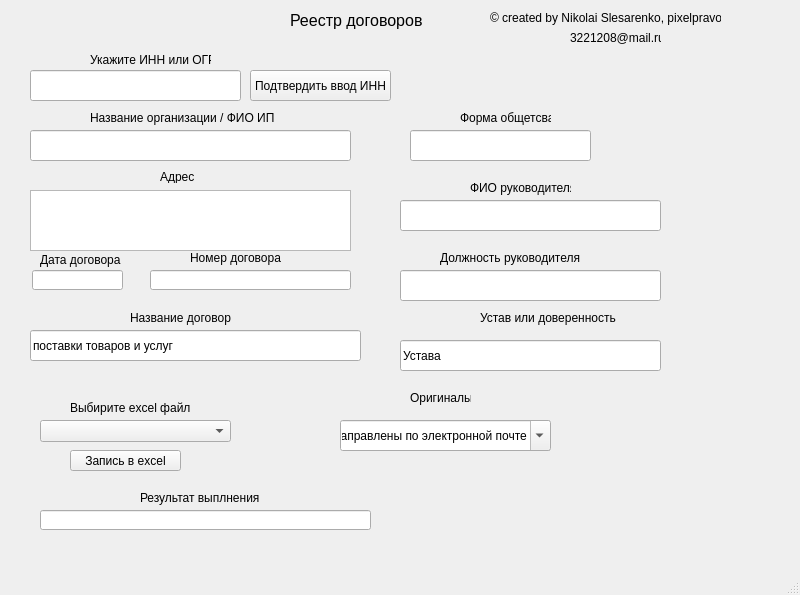
This is untitled.ui in Zimzangle/auto-law-docs as Qt 5 draws it before an edit. The edited form follows.
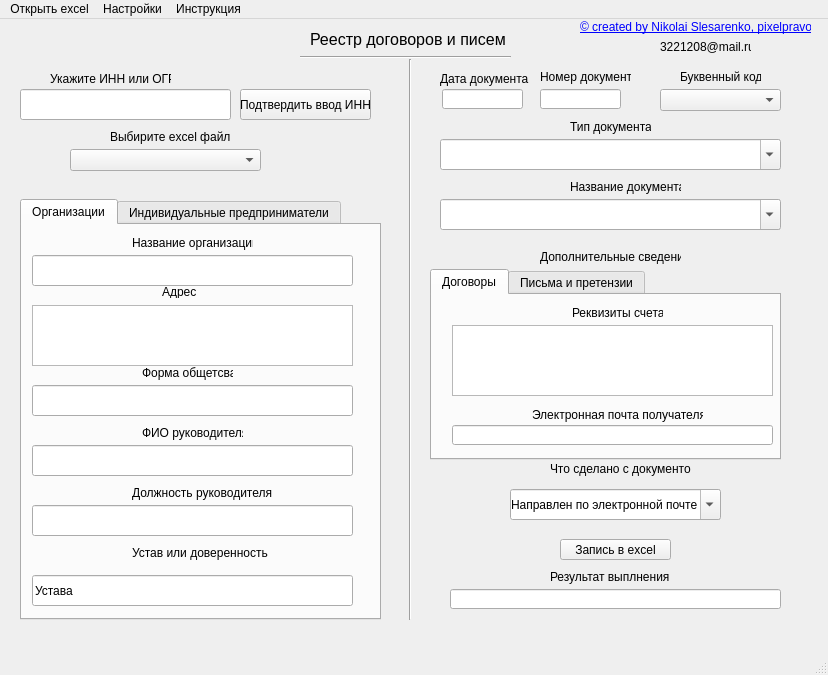
This is the edited form.

Commit message: version 1.1: 1) добавлены претензии 2) добавлены menu bar 3) иные доработки

Diff of the .ui file:
```diff
--- a/untitled.ui
+++ b/untitled.ui
@@ -6,8 +6,8 @@
    <rect>
     <x>0</x>
     <y>0</y>
-    <width>800</width>
-    <height>595</height>
+    <width>828</width>
+    <height>675</height>
    </rect>
   </property>
   <property name="font">
@@ -22,27 +22,17 @@
    <widget class="QLineEdit" name="lineEdit_INN_QT_INPUT">
     <property name="geometry">
      <rect>
-      <x>30</x>
+      <x>20</x>
       <y>70</y>
       <width>211</width>
       <height>31</height>
      </rect>
     </property>
    </widget>
-   <widget class="QLineEdit" name="lineEdit_NAME_organization">
-    <property name="geometry">
-     <rect>
-      <x>30</x>
-      <y>130</y>
-      <width>321</width>
-      <height>31</height>
-     </rect>
-    </property>
-   </widget>
    <widget class="QLabel" name="label">
     <property name="geometry">
      <rect>
-      <x>90</x>
+      <x>50</x>
       <y>50</y>
       <width>121</width>
       <height>20</height>
@@ -55,8 +45,8 @@
    <widget class="QPushButton" name="pushButton_Record_to_Excel">
     <property name="geometry">
      <rect>
-      <x>70</x>
-      <y>450</y>
+      <x>560</x>
+      <y>520</y>
       <width>111</width>
       <height>21</height>
      </rect>
@@ -68,9 +58,9 @@
    <widget class="QPushButton" name="pushButton_Parse">
     <property name="geometry">
      <rect>
-      <x>250</x>
+      <x>240</x>
       <y>70</y>
-      <width>141</width>
+      <width>131</width>
       <height>31</height>
      </rect>
     </property>
@@ -84,9 +74,9 @@
    <widget class="QLabel" name="label_3">
     <property name="geometry">
      <rect>
-      <x>290</x>
+      <x>310</x>
       <y>10</y>
-      <width>141</width>
+      <width>201</width>
       <height>21</height>
      </rect>
     </property>
@@ -96,105 +86,41 @@
      </font>
     </property>
     <property name="text">
-     <string>Реестр договоров</string>
+     <string>Реестр договоров и писем</string>
     </property>
    </widget>
    <widget class="QLabel" name="label_4">
     <property name="geometry">
      <rect>
-      <x>490</x>
-      <y>10</y>
+      <x>580</x>
+      <y>0</y>
       <width>231</width>
       <height>16</height>
      </rect>
     </property>
-    <property name="text">
-     <string>© created by Nikolai Slesarenko, pixelpravo.ru,</string>
+    <property name="font">
+     <font>
+      <underline>true</underline>
+     </font>
     </property>
-   </widget>
-   <widget class="QLabel" name="label_2">
-    <property name="geometry">
-     <rect>
-      <x>90</x>
-      <y>110</y>
-      <width>311</width>
-      <height>16</height>
-     </rect>
+    <property name="cursor">
+     <cursorShape>PointingHandCursor</cursorShape>
     </property>
-    <property name="text">
-     <string>Название организации / ФИО ИП</string>
+    <property name="styleSheet">
+     <string notr="true">color: blue;</string>
     </property>
-   </widget>
-   <widget class="QLabel" name="label_10">
-    <property name="geometry">
-     <rect>
-      <x>470</x>
-      <y>180</y>
-      <width>101</width>
-      <height>16</height>
-     </rect>
-    </property>
     <property name="text">
-     <string>ФИО руководителя</string>
+     <string>&lt;a href=&quot;https://www.pixelpravo.ru&quot;&gt;© created by Nikolai Slesarenko, pixelpravo.ru&lt;/a&gt;</string>
     </property>
-   </widget>
-   <widget class="QLabel" name="label_11">
-    <property name="geometry">
-     <rect>
-      <x>440</x>
-      <y>250</y>
-      <width>141</width>
-      <height>16</height>
-     </rect>
-    </property>
-    <property name="text">
-     <string>Должность руководителя</string>
-    </property>
-   </widget>
-   <widget class="QLabel" name="label_8">
-    <property name="geometry">
-     <rect>
-      <x>40</x>
-      <y>250</y>
-      <width>81</width>
-      <height>20</height>
-     </rect>
-    </property>
-    <property name="text">
-     <string>Дата договора</string>
-    </property>
-   </widget>
-   <widget class="QLabel" name="label_18">
-    <property name="geometry">
-     <rect>
-      <x>160</x>
-      <y>170</y>
-      <width>47</width>
-      <height>13</height>
-     </rect>
-    </property>
-    <property name="text">
-     <string>Адрес</string>
-    </property>
-   </widget>
-   <widget class="QLabel" name="label_7">
-    <property name="geometry">
-     <rect>
-      <x>190</x>
-      <y>250</y>
-      <width>91</width>
-      <height>16</height>
-     </rect>
-    </property>
-    <property name="text">
-     <string>Номер договора</string>
+    <property name="openExternalLinks">
+     <bool>true</bool>
     </property>
    </widget>
    <widget class="QLabel" name="label_5">
     <property name="geometry">
      <rect>
-      <x>570</x>
-      <y>30</y>
+      <x>660</x>
+      <y>20</y>
       <width>91</width>
       <height>16</height>
      </rect>
@@ -203,74 +129,11 @@
      <string>3221208@mail.ru</string>
     </property>
    </widget>
-   <widget class="QLineEdit" name="lineEdit_date">
-    <property name="geometry">
-     <rect>
-      <x>32</x>
-      <y>270</y>
-      <width>91</width>
-      <height>20</height>
-     </rect>
-    </property>
-   </widget>
-   <widget class="QLineEdit" name="lineEdit_form">
-    <property name="geometry">
-     <rect>
-      <x>410</x>
-      <y>130</y>
-      <width>181</width>
-      <height>31</height>
-     </rect>
-    </property>
-   </widget>
-   <widget class="QLabel" name="label_12">
-    <property name="geometry">
-     <rect>
-      <x>460</x>
-      <y>110</y>
-      <width>91</width>
-      <height>16</height>
-     </rect>
-    </property>
-    <property name="text">
-     <string>Форма общетсва</string>
-    </property>
-   </widget>
-   <widget class="QTextEdit" name="textEdit_adress">
-    <property name="geometry">
-     <rect>
-      <x>30</x>
-      <y>190</y>
-      <width>321</width>
-      <height>61</height>
-     </rect>
-    </property>
-   </widget>
-   <widget class="QLineEdit" name="lineEdit_seo_name">
-    <property name="geometry">
-     <rect>
-      <x>400</x>
-      <y>200</y>
-      <width>261</width>
-      <height>31</height>
-     </rect>
-    </property>
-   </widget>
-   <widget class="QLineEdit" name="lineEdit_seo_director_position">
-    <property name="geometry">
-     <rect>
-      <x>400</x>
-      <y>270</y>
-      <width>261</width>
-      <height>31</height>
-     </rect>
-    </property>
-   </widget>
    <widget class="QComboBox" name="comboBox_xslm_choice">
     <property name="geometry">
      <rect>
-      <x>40</x>
-      <y>420</y>
+      <x>70</x>
+      <y>130</y>
       <width>191</width>
       <height>22</height>
      </rect>
@@ -279,8 +142,8 @@
    <widget class="QLabel" name="label_6">
     <property name="geometry">
      <rect>
-      <x>70</x>
-      <y>400</y>
+      <x>110</x>
+      <y>110</y>
       <width>121</width>
       <height>16</height>
      </rect>
@@ -289,92 +152,24 @@
      <string>Выбирите excel файл</string>
     </property>
    </widget>
-   <widget class="QLineEdit" name="lineEdit_number_dogovor">
-    <property name="geometry">
-     <rect>
-      <x>150</x>
-      <y>270</y>
-      <width>201</width>
-      <height>20</height>
-     </rect>
-    </property>
-   </widget>
-   <widget class="QLabel" name="label_9">
-    <property name="geometry">
-     <rect>
-      <x>480</x>
-      <y>310</y>
-      <width>141</width>
-      <height>16</height>
-     </rect>
-    </property>
-    <property name="text">
-     <string>Устав или доверенность</string>
-    </property>
-   </widget>
-   <widget class="QLabel" name="label_13">
-    <property name="geometry">
-     <rect>
-      <x>130</x>
-      <y>310</y>
-      <width>101</width>
-      <height>16</height>
-     </rect>
-    </property>
-    <property name="text">
-     <string>Название договора</string>
-    </property>
-   </widget>
    <widget class="QLabel" name="label_14">
     <property name="geometry">
      <rect>
-      <x>410</x>
-      <y>390</y>
-      <width>61</width>
-      <height>16</height>
+      <x>550</x>
+      <y>440</y>
+      <width>141</width>
+      <height>20</height>
      </rect>
     </property>
     <property name="text">
-     <string>Оригиналы</string>
+     <string>Что сделано с документом</string>
     </property>
    </widget>
-   <widget class="QLineEdit" name="lineEdit_name_dogovor">
+   <widget class="QComboBox" name="comboBox_docfate">
     <property name="geometry">
      <rect>
-      <x>30</x>
-      <y>330</y>
-      <width>331</width>
-      <height>31</height>
-     </rect>
-    </property>
-    <property name="text">
-     <string>поставки товаров и услуг</string>
-    </property>
-   </widget>
-   <widget class="QLineEdit" name="lineEdit_ustav">
-    <property name="geometry">
-     <rect>
-      <x>400</x>
-      <y>340</y>
-      <width>261</width>
-      <height>31</height>
-     </rect>
-    </property>
-    <property name="layoutDirection">
-     <enum>Qt::LeftToRight</enum>
-    </property>
-    <property name="autoFillBackground">
-     <bool>false</bool>
-    </property>
-    <property name="text">
-     <string>Устава</string>
-    </property>
-   </widget>
-   <widget class="QComboBox" name="comboBox_original">
-    <property name="geometry">
-     <rect>
-      <x>340</x>
-      <y>420</y>
+      <x>510</x>
+      <y>470</y>
       <width>211</width>
       <height>31</height>
      </rect>
@@ -384,7 +179,7 @@
     </property>
     <item>
      <property name="text">
-      <string>Направлены по электронной почте</string>
+      <string>Направлен по электронной почте</string>
      </property>
     </item>
     <item>
@@ -406,8 +201,8 @@
    <widget class="QLineEdit" name="lineEdit_result">
     <property name="geometry">
      <rect>
-      <x>40</x>
-      <y>510</y>
+      <x>450</x>
+      <y>570</y>
       <width>331</width>
       <height>20</height>
      </rect>
@@ -416,8 +211,8 @@
    <widget class="QLabel" name="label_15">
     <property name="geometry">
      <rect>
-      <x>140</x>
-      <y>490</y>
+      <x>550</x>
+      <y>550</y>
       <width>121</width>
       <height>16</height>
      </rect>
@@ -426,16 +221,531 @@
      <string>Результат выплнения</string>
     </property>
    </widget>
+   <widget class="QTabWidget" name="tabWidget">
+    <property name="geometry">
+     <rect>
+      <x>20</x>
+      <y>180</y>
+      <width>361</width>
+      <height>421</height>
+     </rect>
+    </property>
+    <property name="currentIndex">
+     <number>0</number>
+    </property>
+    <widget class="QWidget" name="tab">
+     <attribute name="title">
+      <string>Организации</string>
+     </attribute>
+     <widget class="QTextEdit" name="textEdit_adress">
+      <property name="geometry">
+       <rect>
+        <x>10</x>
+        <y>80</y>
+        <width>321</width>
+        <height>61</height>
+       </rect>
+      </property>
+     </widget>
+     <widget class="QLineEdit" name="lineEdit_NAME_organization">
+      <property name="geometry">
+       <rect>
+        <x>10</x>
+        <y>30</y>
+        <width>321</width>
+        <height>31</height>
+       </rect>
+      </property>
+     </widget>
+     <widget class="QLabel" name="label_2">
+      <property name="geometry">
+       <rect>
+        <x>110</x>
+        <y>10</y>
+        <width>121</width>
+        <height>16</height>
+       </rect>
+      </property>
+      <property name="text">
+       <string>Название организации</string>
+      </property>
+     </widget>
+     <widget class="QLabel" name="label_18">
+      <property name="geometry">
+       <rect>
+        <x>140</x>
+        <y>60</y>
+        <width>47</width>
+        <height>13</height>
+       </rect>
+      </property>
+      <property name="text">
+       <string>Адрес</string>
+      </property>
+     </widget>
+     <widget class="QLineEdit" name="lineEdit_seo_director_position">
+      <property name="geometry">
+       <rect>
+        <x>10</x>
+        <y>280</y>
+        <width>321</width>
+        <height>31</height>
+       </rect>
+      </property>
+     </widget>
+     <widget class="QLabel" name="label_12">
+      <property name="geometry">
+       <rect>
+        <x>120</x>
+        <y>140</y>
+        <width>91</width>
+        <height>16</height>
+       </rect>
+      </property>
+      <property name="text">
+       <string>Форма общетсва</string>
+      </property>
+     </widget>
+     <widget class="QLineEdit" name="lineEdit_form">
+      <property name="geometry">
+       <rect>
+        <x>10</x>
+        <y>160</y>
+        <width>321</width>
+        <height>31</height>
+       </rect>
+      </property>
+     </widget>
+     <widget class="QLabel" name="label_11">
+      <property name="geometry">
+       <rect>
+        <x>110</x>
+        <y>260</y>
+        <width>141</width>
+        <height>16</height>
+       </rect>
+      </property>
+      <property name="text">
+       <string>Должность руководителя</string>
+      </property>
+     </widget>
+     <widget class="QLabel" name="label_10">
+      <property name="geometry">
+       <rect>
+        <x>120</x>
+        <y>200</y>
+        <width>101</width>
+        <height>16</height>
+       </rect>
+      </property>
+      <property name="text">
+       <string>ФИО руководителя</string>
+      </property>
+     </widget>
+     <widget class="QLineEdit" name="lineEdit_seo_name">
+      <property name="geometry">
+       <rect>
+        <x>10</x>
+        <y>220</y>
+        <width>321</width>
+        <height>31</height>
+       </rect>
+      </property>
+     </widget>
+     <widget class="QLineEdit" name="lineEdit_ustav">
+      <property name="geometry">
+       <rect>
+        <x>10</x>
+        <y>350</y>
+        <width>321</width>
+        <height>31</height>
+       </rect>
+      </property>
+      <property name="layoutDirection">
+       <enum>Qt::LeftToRight</enum>
+      </property>
+      <property name="autoFillBackground">
+       <bool>false</bool>
+      </property>
+      <property name="text">
+       <string>Устава</string>
+      </property>
+     </widget>
+     <widget class="QLabel" name="label_9">
+      <property name="geometry">
+       <rect>
+        <x>110</x>
+        <y>320</y>
+        <width>141</width>
+        <height>16</height>
+       </rect>
+      </property>
+      <property name="text">
+       <string>Устав или доверенность</string>
+      </property>
+     </widget>
+    </widget>
+    <widget class="QWidget" name="tab_2">
+     <attribute name="title">
+      <string>Индивидуальные предприниматели</string>
+     </attribute>
+     <widget class="QLineEdit" name="lineEdit_NAME_organization_2">
+      <property name="geometry">
+       <rect>
+        <x>20</x>
+        <y>30</y>
+        <width>321</width>
+        <height>31</height>
+       </rect>
+      </property>
+     </widget>
+     <widget class="QLabel" name="label_16">
+      <property name="geometry">
+       <rect>
+        <x>150</x>
+        <y>10</y>
+        <width>41</width>
+        <height>16</height>
+       </rect>
+      </property>
+      <property name="text">
+       <string>ФИО ИП</string>
+      </property>
+     </widget>
+     <widget class="QTextEdit" name="textEdit_adress_2">
+      <property name="geometry">
+       <rect>
+        <x>20</x>
+        <y>90</y>
+        <width>321</width>
+        <height>61</height>
+       </rect>
+      </property>
+     </widget>
+     <widget class="QLabel" name="label_19">
+      <property name="geometry">
+       <rect>
+        <x>160</x>
+        <y>70</y>
+        <width>47</width>
+        <height>13</height>
+       </rect>
+      </property>
+      <property name="text">
+       <string>Адрес</string>
+      </property>
+     </widget>
+     <widget class="QLabel" name="label_20">
+      <property name="geometry">
+       <rect>
+        <x>160</x>
+        <y>160</y>
+        <width>47</width>
+        <height>13</height>
+       </rect>
+      </property>
+      <property name="text">
+       <string>Паспорт</string>
+      </property>
+     </widget>
+     <widget class="QTextEdit" name="textEdit_pasport">
+      <property name="geometry">
+       <rect>
+        <x>20</x>
+        <y>180</y>
+        <width>321</width>
+        <height>61</height>
+       </rect>
+      </property>
+     </widget>
+    </widget>
+   </widget>
+   <widget class="QTabWidget" name="tabWidget_2">
+    <property name="geometry">
+     <rect>
+      <x>430</x>
+      <y>250</y>
+      <width>351</width>
+      <height>191</height>
+     </rect>
+    </property>
+    <property name="currentIndex">
+     <number>0</number>
+    </property>
+    <widget class="QWidget" name="tab_3">
+     <attribute name="title">
+      <string>Договоры</string>
+     </attribute>
+     <widget class="QTextEdit" name="textEdit_bill">
+      <property name="geometry">
+       <rect>
+        <x>20</x>
+        <y>30</y>
+        <width>321</width>
+        <height>71</height>
+       </rect>
+      </property>
+     </widget>
+     <widget class="QLabel" name="label_17">
+      <property name="geometry">
+       <rect>
+        <x>140</x>
+        <y>10</y>
+        <width>91</width>
+        <height>16</height>
+       </rect>
+      </property>
+      <property name="text">
+       <string>Реквизиты счета</string>
+      </property>
+     </widget>
+     <widget class="QLabel" name="label_21">
+      <property name="geometry">
+       <rect>
+        <x>100</x>
+        <y>110</y>
+        <width>171</width>
+        <height>20</height>
+       </rect>
+      </property>
+      <property name="text">
+       <string>Электронная почта получателя</string>
+      </property>
+     </widget>
+     <widget class="QLineEdit" name="lineEdit_number_email">
+      <property name="geometry">
+       <rect>
+        <x>20</x>
+        <y>130</y>
+        <width>321</width>
+        <height>20</height>
+       </rect>
+      </property>
+     </widget>
+    </widget>
+    <widget class="QWidget" name="tab_4">
+     <attribute name="title">
+      <string>Письма и претензии</string>
+     </attribute>
+     <widget class="QLineEdit" name="lineEdit_date_2">
+      <property name="geometry">
+       <rect>
+        <x>80</x>
+        <y>30</y>
+        <width>101</width>
+        <height>20</height>
+       </rect>
+      </property>
+     </widget>
+     <widget class="QLabel" name="label_23">
+      <property name="geometry">
+       <rect>
+        <x>20</x>
+        <y>10</y>
+        <width>201</width>
+        <height>16</height>
+       </rect>
+      </property>
+      <property name="text">
+       <string>Сумма задолженности для претензии</string>
+      </property>
+     </widget>
+    </widget>
+   </widget>
+   <widget class="QComboBox" name="comboBox_type_doc">
+    <property name="geometry">
+     <rect>
+      <x>440</x>
+      <y>120</y>
+      <width>341</width>
+      <height>31</height>
+     </rect>
+    </property>
+    <property name="editable">
+     <bool>true</bool>
+    </property>
+   </widget>
+   <widget class="QLineEdit" name="lineEdit_number_docs">
+    <property name="geometry">
+     <rect>
+      <x>540</x>
+      <y>70</y>
+      <width>81</width>
+      <height>20</height>
+     </rect>
+    </property>
+   </widget>
+   <widget class="QLineEdit" name="lineEdit_date">
+    <property name="geometry">
+     <rect>
+      <x>442</x>
+      <y>70</y>
+      <width>81</width>
+      <height>20</height>
+     </rect>
+    </property>
+   </widget>
+   <widget class="QLabel" name="label_8">
+    <property name="geometry">
+     <rect>
+      <x>440</x>
+      <y>50</y>
+      <width>91</width>
+      <height>20</height>
+     </rect>
+    </property>
+    <property name="text">
+     <string>Дата документа</string>
+    </property>
+   </widget>
+   <widget class="QLabel" name="label_7">
+    <property name="geometry">
+     <rect>
+      <x>540</x>
+      <y>50</y>
+      <width>91</width>
+      <height>16</height>
+     </rect>
+    </property>
+    <property name="text">
+     <string>Номер документа</string>
+    </property>
+   </widget>
+   <widget class="QLabel" name="label_13">
+    <property name="geometry">
+     <rect>
+      <x>570</x>
+      <y>100</y>
+      <width>81</width>
+      <height>16</height>
+     </rect>
+    </property>
+    <property name="text">
+     <string>Тип документа</string>
+    </property>
+   </widget>
+   <widget class="QLabel" name="label_22">
+    <property name="geometry">
+     <rect>
+      <x>540</x>
+      <y>230</y>
+      <width>141</width>
+      <height>16</height>
+     </rect>
+    </property>
+    <property name="text">
+     <string>Дополнительные сведения</string>
+    </property>
+   </widget>
+   <widget class="Line" name="line">
+    <property name="geometry">
+     <rect>
+      <x>400</x>
+      <y>40</y>
+      <width>20</width>
+      <height>561</height>
+     </rect>
+    </property>
+    <property name="orientation">
+     <enum>Qt::Vertical</enum>
+    </property>
+   </widget>
+   <widget class="Line" name="line_2">
+    <property name="geometry">
+     <rect>
+      <x>300</x>
+      <y>30</y>
+      <width>211</width>
+      <height>16</height>
+     </rect>
+    </property>
+    <property name="orientation">
+     <enum>Qt::Horizontal</enum>
+    </property>
+   </widget>
+   <widget class="QLabel" name="label_24">
+    <property name="geometry">
+     <rect>
+      <x>680</x>
+      <y>50</y>
+      <width>81</width>
+      <height>16</height>
+     </rect>
+    </property>
+    <property name="toolTip">
+     <string>Буквенный код своей организации из config.ini раздел [Letter code]</string>
+    </property>
+    <property name="text">
+     <string>Буквенный код</string>
+    </property>
+   </widget>
+   <widget class="QComboBox" name="comboBox_letter_code">
+    <property name="geometry">
+     <rect>
+      <x>660</x>
+      <y>70</y>
+      <width>121</width>
+      <height>22</height>
+     </rect>
+    </property>
+   </widget>
+   <widget class="QLabel" name="label_25">
+    <property name="geometry">
+     <rect>
+      <x>570</x>
+      <y>160</y>
+      <width>111</width>
+      <height>16</height>
+     </rect>
+    </property>
+    <property name="text">
+     <string>Название документа</string>
+    </property>
+   </widget>
+   <widget class="QComboBox" name="comboBox_name_doc">
+    <property name="geometry">
+     <rect>
+      <x>440</x>
+      <y>180</y>
+      <width>341</width>
+      <height>31</height>
+     </rect>
+    </property>
+    <property name="editable">
+     <bool>true</bool>
+    </property>
+   </widget>
   </widget>
   <widget class="QMenuBar" name="menubar">
    <property name="geometry">
     <rect>
      <x>0</x>
      <y>0</y>
-     <width>800</width>
+     <width>828</width>
      <height>21</height>
     </rect>
    </property>
+   <widget class="QMenu" name="menu">
+    <property name="title">
+     <string>Настройки</string>
+    </property>
+    <addaction name="action_settings"/>
+   </widget>
+   <widget class="QMenu" name="menu_excel">
+    <property name="title">
+     <string>Открыть excel</string>
+    </property>
+    <addaction name="action_open_excel"/>
+   </widget>
+   <widget class="QMenu" name="menu_2">
+    <property name="title">
+     <string>Инструкция</string>
+    </property>
+    <addaction name="action_readme"/>
+   </widget>
+   <addaction name="menu_excel"/>
+   <addaction name="menu"/>
+   <addaction name="menu_2"/>
   </widget>
   <widget class="QStatusBar" name="statusbar"/>
  </widget>
```
Left out of the diff: 24 changed lines with no effect on the pictures. The commit also changes 7 other files.
